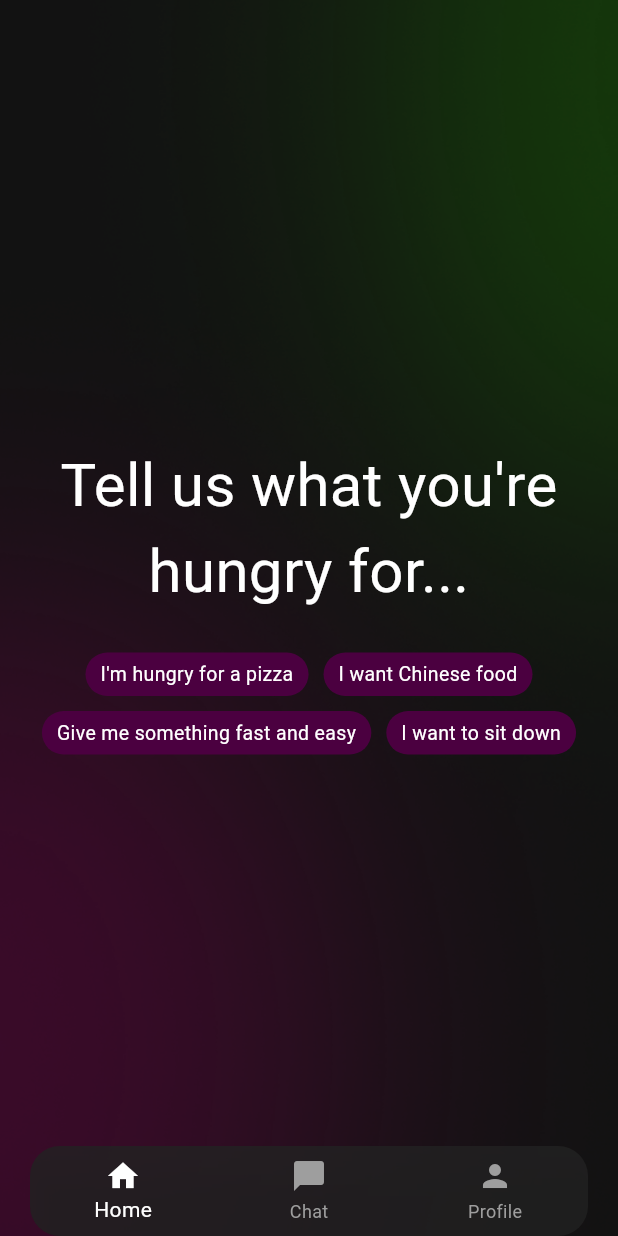
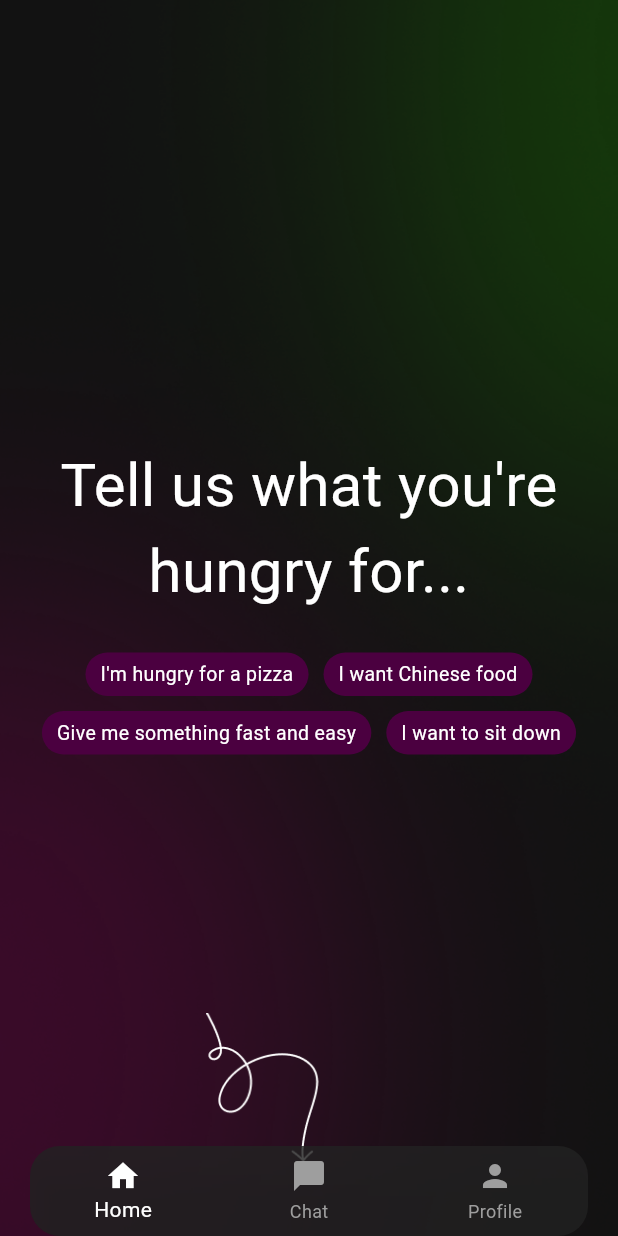
Before and after one commit to bshiff2/dinnr_app, a Flutter app: the screen it shows after launch, on a phone screen of 412 x 824 dp. Run offline on Flutter 3.47's test engine with Material 3 defaults, Android fonts, the phone set to English and light mode, and no system bars; our stand-ins replace cloud_firestore, firebase_auth, firebase_core, firebase_storage, flutter_screenutil, google_fonts and 3 more; missing offline and left inert: forui; accounts and stored records are empty; Roboto replaces fonts that are missing (Arvo, SF Compact Rounded).

```diff
--- a/lib/home_page.dart
+++ b/lib/home_page.dart
@@ -112,6 +112,19 @@ class HomePageUI extends StatelessWidget {
                 ),
               ),
             ),
+              Stack(
+                children: <Widget>[
+                  Positioned(
+                    top: 675,
+                    left: 125,
+                    child: Image.asset(
+                      'lib/assets/icons/HomeArrow.png',
+                      width: 100,
+                      height: 100,
+                    ),
+                  ),
+                ],
+              ),
           ],
         ),
       ),
```
